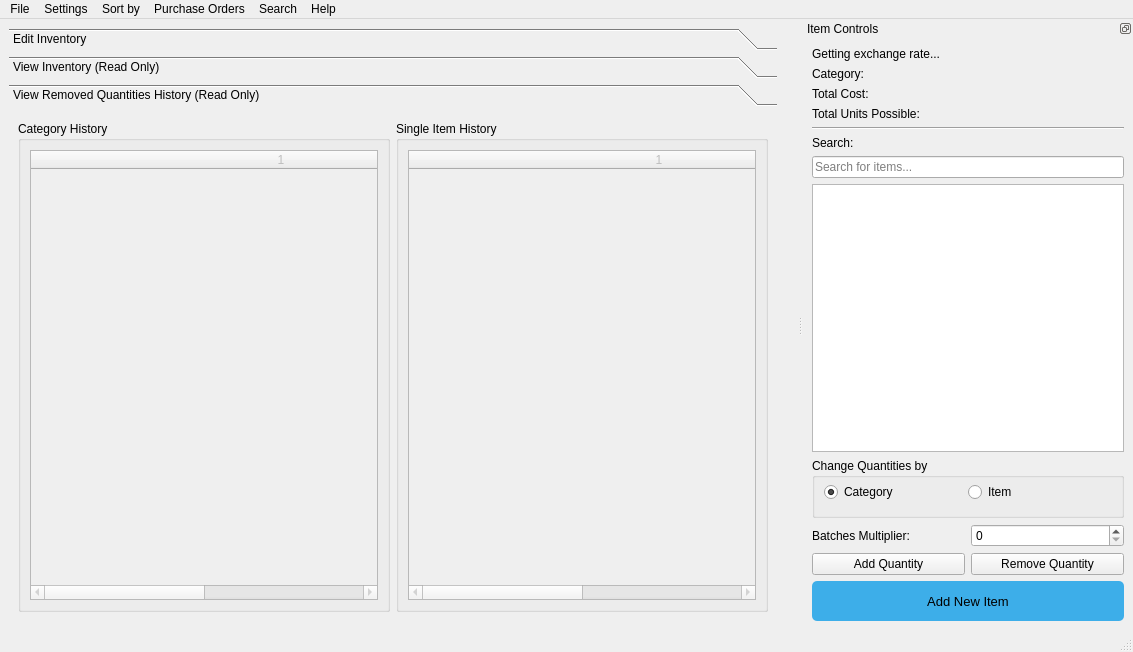
TheCodingJsoftware/Invigo, file ui/main_menu.ui: the form before one commit.
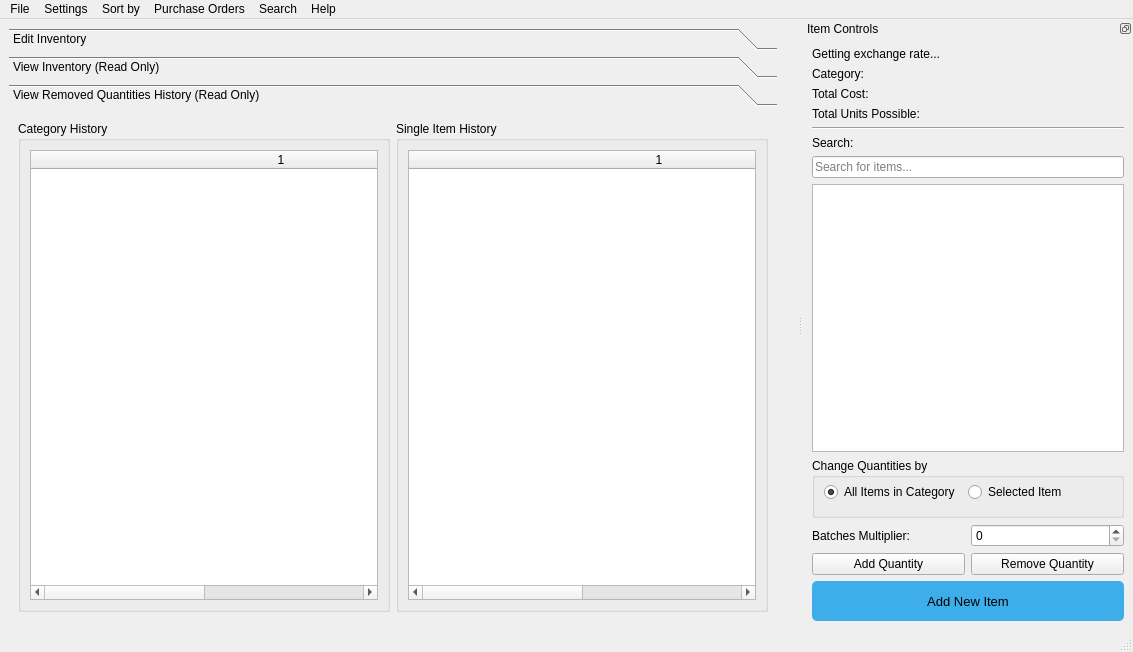
The form after the commit.

```diff
--- a/ui/main_menu.ui
+++ b/ui/main_menu.ui
@@ -105,7 +105,7 @@
                <item>
                 <widget class="QTableWidget" name="categoryHistoryTable">
                  <property name="enabled">
-                  <bool>false</bool>
+                  <bool>true</bool>
                  </property>
                  <property name="rowCount">
                   <number>0</number>
@@ -141,7 +141,7 @@
                <item>
                 <widget class="QTableWidget" name="singleItemHistoryTable">
                  <property name="enabled">
-                  <bool>false</bool>
+                  <bool>true</bool>
                  </property>
                  <property name="rowCount">
                   <number>0</number>
@@ -442,7 +442,7 @@
             <item row="0" column="0">
              <widget class="QRadioButton" name="radioButton_category">
               <property name="text">
-               <string>Category</string>
+               <string>All Items in Category</string>
               </property>
               <property name="checked">
                <bool>true</bool>
@@ -452,7 +452,7 @@
             <item row="0" column="1">
              <widget class="QRadioButton" name="radioButton_single">
               <property name="text">
-               <string>Item</string>
+               <string>Selected Item</string>
               </property>
              </widget>
             </item>
```
